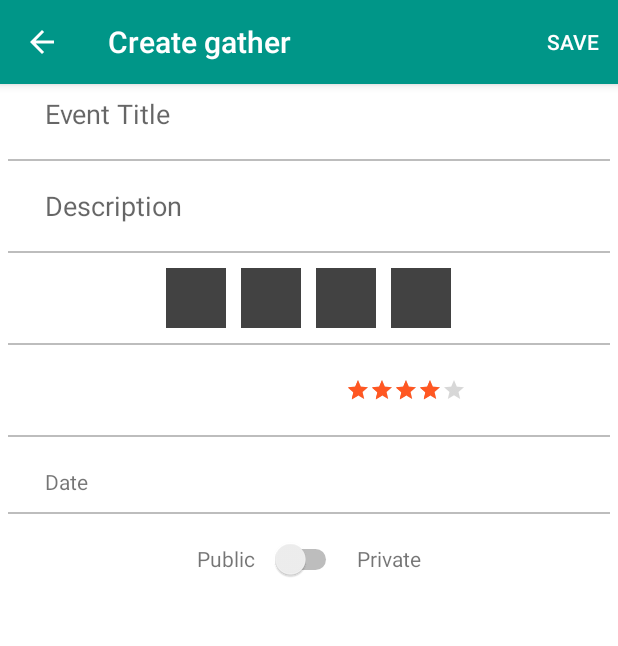
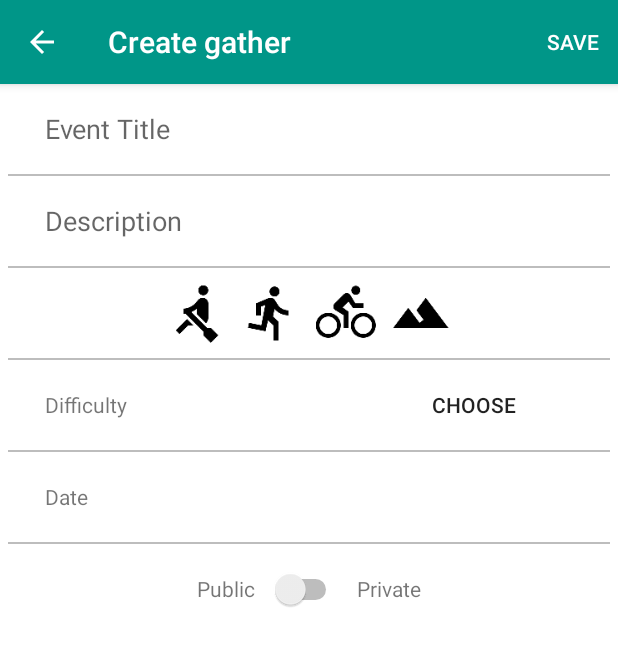
Before and after one commit to Firujo/DAAM, an Android app: the NewEventFragment screen opened directly, with no data from a screen before it, on a phone screen of 412 x 824 dp. Shown: the top 646 px of the screen. Run offline under Robolectric (Android 15) with nearby library versions, the phone set to English and light mode, and no system bars.

Commit message:
Added a difficulty picker for new event.

```diff
--- a/app/src/main/java/pt/iul/iscte/daam/fitmeet/newevent/presenter/NewEventContract.java
+++ b/app/src/main/java/pt/iul/iscte/daam/fitmeet/newevent/presenter/NewEventContract.java
@@ -10,10 +10,14 @@ public interface NewEventContract {
     void showNewEventError();
 
     void showNewEventSuccess();
+
+    void showDifficultyPicker();
   }
 
   interface UserActionsListener {
 
     void saveEvent(String title, String description);
+
+    void difficultyButtonClicked();
   }
 }
--- a/app/src/main/java/pt/iul/iscte/daam/fitmeet/newevent/presenter/NewEventPresenter.java
+++ b/app/src/main/java/pt/iul/iscte/daam/fitmeet/newevent/presenter/NewEventPresenter.java
@@ -44,4 +44,8 @@ public class NewEventPresenter implements NewEventContract.UserActionsListener {
       newEventView.showNewEventError();
     }
   }
+
+  @Override public void difficultyButtonClicked() {
+    newEventView.showDifficultyPicker();
+  }
 }
--- a/app/src/main/res/layout/fragment_newevent.xml
+++ b/app/src/main/res/layout/fragment_newevent.xml
@@ -14,6 +14,7 @@
       android:layout_marginBottom="10dp"
       android:layout_marginEnd="30dp"
       android:layout_marginStart="30dp"
+      android:layout_marginTop="10dp"
       android:background="@android:color/transparent"
       android:hint="@string/hint_event_title"
       />
@@ -60,26 +61,26 @@
     <ImageView
         android:layout_width="40dp"
         android:layout_height="40dp"
-        android:background="@color/cardview_dark_background"
+        android:src="@drawable/ic_rowing_black_48dp"
         />
 
     <ImageView
         android:layout_width="40dp"
         android:layout_height="40dp"
         android:layout_marginStart="10dp"
-        android:background="@color/cardview_dark_background"
+        android:src="@drawable/ic_run_black_48dp"
         />
     <ImageView
         android:layout_width="40dp"
         android:layout_height="40dp"
         android:layout_marginStart="10dp"
-        android:background="@color/cardview_dark_background"
+        android:src="@drawable/ic_bike_black_48dp"
         />
     <ImageView
         android:layout_width="40dp"
         android:layout_height="40dp"
         android:layout_marginStart="10dp"
-        android:background="@color/cardview_dark_background"
+        android:src="@drawable/ic_image_filter_hdr_black_48dp"
         />
   </LinearLayout>
 
@@ -108,17 +109,16 @@
         android:layout_height="wrap_content"
         android:layout_marginStart="30dp"
         android:layout_weight="0.5"
-        tools:text="Difficulty"
+        android:text="@string/difficulty"
         />
 
-    <RatingBar
-        android:id="@+id/rating_bar"
-        android:layout_width="wrap_content"
+    <android.support.v7.widget.AppCompatButton
+        android:id="@+id/difficulty_button"
+        android:layout_width="0dp"
         android:layout_height="wrap_content"
-        android:layout_marginStart="100dp"
-        android:numStars="5"
-        android:rating="4"
-        style="?android:attr/ratingBarStyleSmall"
+        android:layout_weight="0.5"
+        android:text="@string/choose"
+        style="@style/Widget.AppCompat.Button.Borderless"
         />
 
   </LinearLayout>
@@ -136,6 +136,7 @@
       android:id="@+id/new_event_date_container"
       android:layout_width="match_parent"
       android:layout_height="40dp"
+      android:layout_marginBottom="10dp"
       android:orientation="horizontal"
       android:weightSum="1"
       >
--- a/app/src/main/res/values/strings.xml
+++ b/app/src/main/res/values/strings.xml
@@ -27,5 +27,7 @@
   <string name="birthday">Birthday</string>
   <string name="country">Country</string>
   <string name="city">City</string>
+  <string name="difficulty">Difficulty</string>
+  <string name="choose">Choose</string>
 
 </resources>
```
Also changed, not shown: app/src/main/java/pt/iul/iscte/daam/fitmeet/newevent/view/NewEventFragment.java (+33 -2 lines), app/src/main/res/layout/difficulty_picker_dialog.xml (added, +33 -0 lines).
